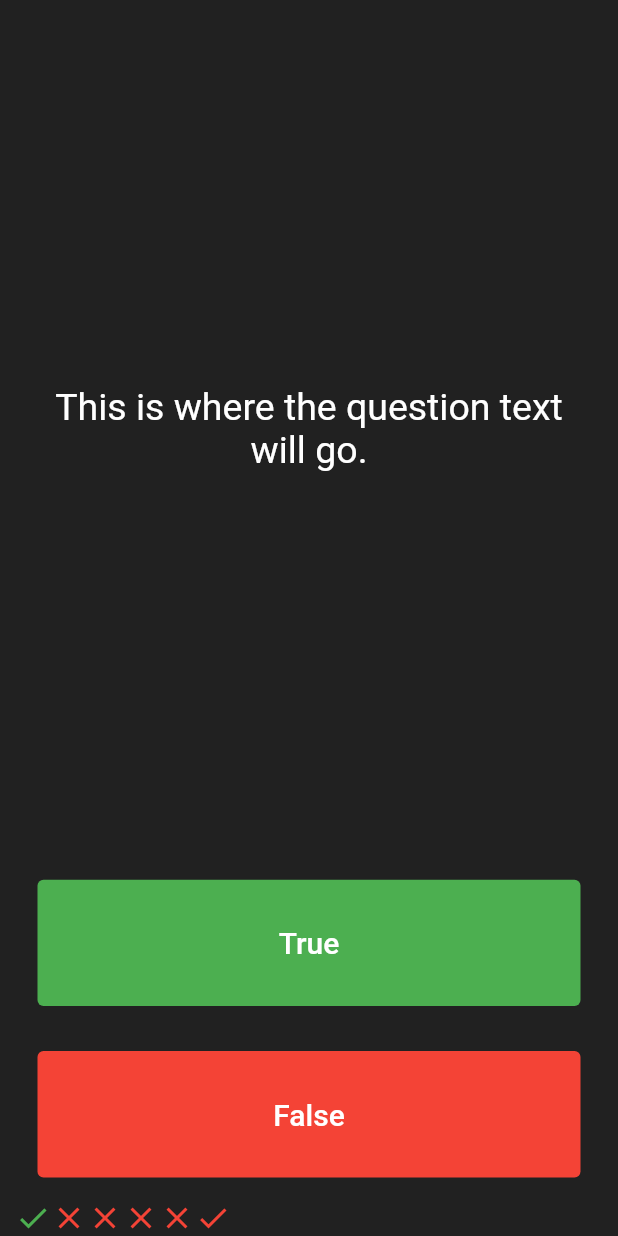
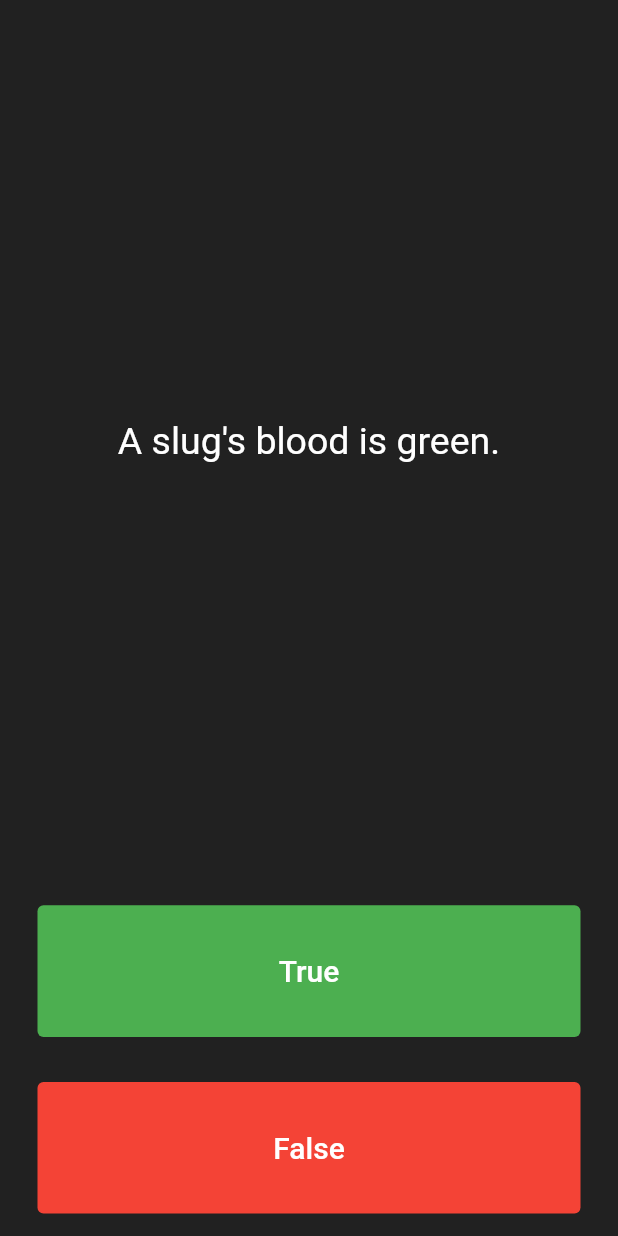
Before and after one commit to shanu4182/quizzler, a Flutter app: the screen it shows after launch, after a tap on "True", after a tap on "False", on a phone screen of 412 x 824 dp. Run offline on Flutter 3.47's test engine with Material 2 defaults, Android fonts, the phone set to English and light mode, and no system bars.

Commit message:
list releted commided

```diff
--- a/lib/main.dart
+++ b/lib/main.dart
@@ -28,28 +28,23 @@ class QuizPage extends StatefulWidget {
 
 class _QuizPageState extends State<QuizPage> {
 
-   List<Icon> scoreKeeper =[
-    Icon(
-              Icons.check,
-              color: Colors.green,
-             ),
-             Icon(
-               Icons.close,
-              color: Colors.red,
-             ),
-             Icon(
-               Icons.close,
-              color: Colors.red,
-             ),
-             Icon(
-               Icons.close,
-              color: Colors.red,
-             ),
-             Icon(
-               Icons.close,
-              color: Colors.red,
-             ),
-        ];
+   List<Icon> scoreKeeper =[];
+
+   List<String>question =[
+    'You can lead a cow down stairs but not up stairs.',
+    'Approximately one quarter of human bones are in the feet.',
+    'A slug\'s blood is green.',
+
+   ];
+
+   List<bool> answers = [
+    false,
+    true,
+    true,
+   ];
+
+    int questionNumber = 0 ;
+
 
   @override
   Widget build(BuildContext context) {
@@ -63,7 +58,7 @@ class _QuizPageState extends State<QuizPage> {
             padding: EdgeInsets.all(10.0),
             child: Center(
               child: Text(
-                'This is where the question text will go.',
+                question[questionNumber],
                 textAlign: TextAlign.center,
                 style: TextStyle(
                   fontSize: 25.0,
@@ -89,11 +84,17 @@ class _QuizPageState extends State<QuizPage> {
 
               onPressed: () {
                 //The user picked true.
+                bool correctAnswer = answers[questionNumber];
+                if (correctAnswer == true) {
+                  print('user got it right!');
+                }else{
+                  print('user got it wrong');
+                }
                 setState(() {
-                scoreKeeper.add(
-                  Icon(Icons.check,color: Colors.red,),
-                );
-                });
+
+                questionNumber++;
+                 });
+                print(questionNumber);
                 },
             ),
           ),
@@ -114,6 +115,17 @@ class _QuizPageState extends State<QuizPage> {
 
               onPressed: () {
                 //The user picked false.
+                 bool correctAnswer = answers[questionNumber];
+                if (correctAnswer == false) {
+                  print('user got it right!');
+                }else{
+                  print('user got it wrong');
+                }
+                setState(() {
+
+                questionNumber++;
+                 });
+                 print(questionNumber);
               },
             ),
           ),
@@ -125,6 +137,8 @@ class _QuizPageState extends State<QuizPage> {
     );
   }
 }
+//add first line
+//added
 
 /*
 question1: 'You can lead a cow down stairs but not up stairs.', false,
```
